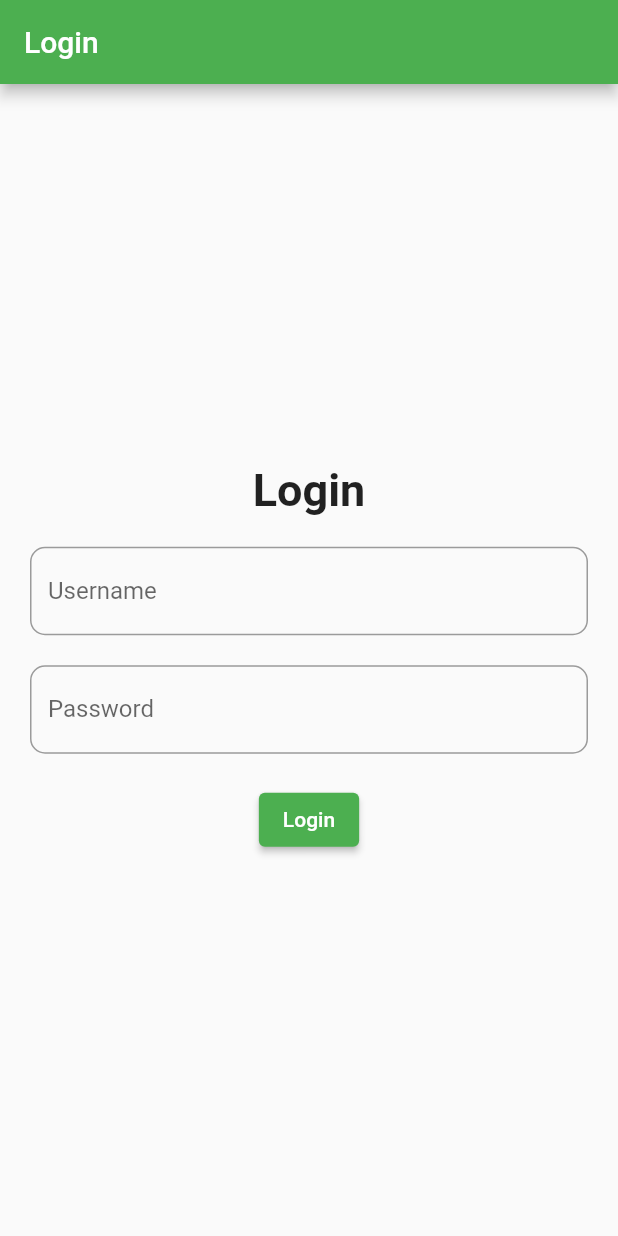
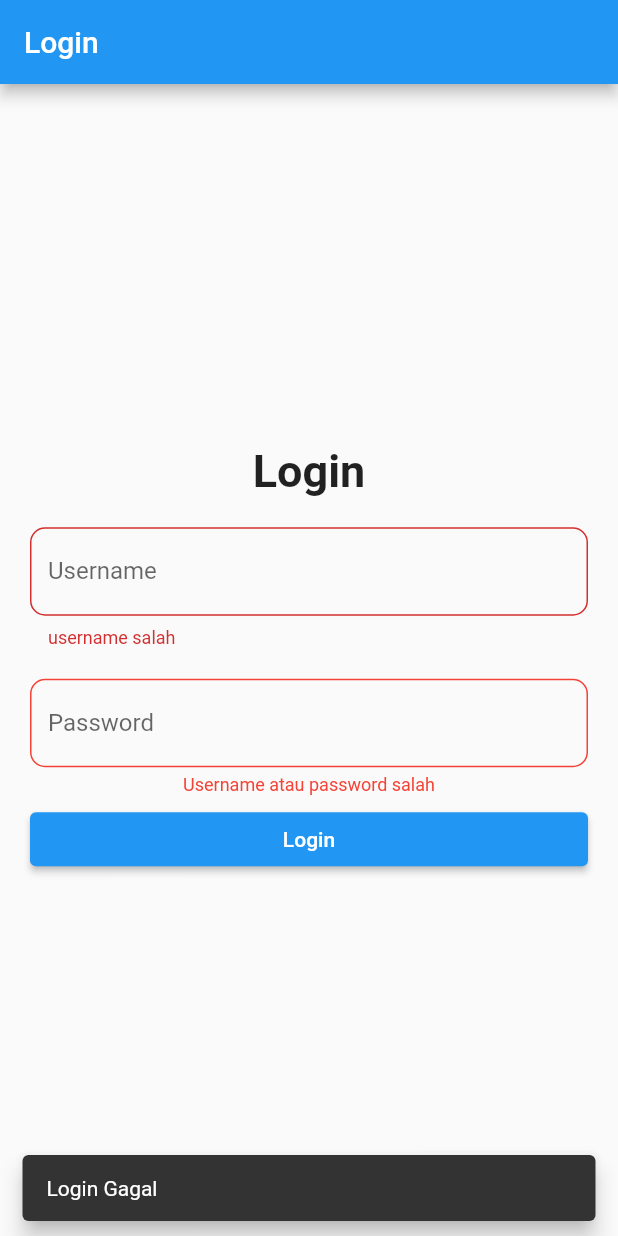
Before and after one commit to Praktikum-TPM-IF-B/NIM_NAMA, a Flutter app: the screen it shows after launch, after a tap on "Login", on a phone screen of 412 x 824 dp. Run offline on Flutter 3.47's test engine with Material 2 defaults, Android fonts, the phone set to English and light mode, and no system bars.

Commit message:
feat: login page pertemuan 3

```diff
--- a/lib/main.dart
+++ b/lib/main.dart
@@ -13,9 +13,7 @@ class MyApp extends StatelessWidget {
   Widget build(BuildContext context) {
     return MaterialApp(
       title: 'Flutter Demo', // judul aplikasi
-      theme: ThemeData(
-        primarySwatch: Colors.green,
-      ),
+      theme: ThemeData(primarySwatch: Colors.blue),
       home: Loginpage(), // panggil class Homepage
     );
   }
--- a/lib/pages/Loginpage.dart
+++ b/lib/pages/Loginpage.dart
@@ -8,6 +8,10 @@ class Loginpage extends StatefulWidget {
 }
 
 class _LoginpageState extends State<Loginpage> {
+  String username = "";
+  String password = "";
+  bool isError = false;
+
   @override
   Widget build(BuildContext context) {
     return Scaffold(
@@ -20,33 +24,103 @@ class _LoginpageState extends State<Loginpage> {
               'Login',
               style: TextStyle(fontSize: 30, fontWeight: FontWeight.bold),
             ),
+            _usernameFields(),
+            _passwordFields(),
             Container(
-              padding: EdgeInsets.all(20),
-              child: TextField(
-                decoration: InputDecoration(
-                    labelText: 'Username',
-                    border: OutlineInputBorder(
-                        borderRadius: BorderRadius.circular(10))),
+              padding: EdgeInsets.fromLTRB(20, 5, 20, 5),
+              child: Text(
+                isError ? "Username atau password salah" : "",
+                style: TextStyle(color: Colors.red, fontSize: 12),
               ),
             ),
-            Container(
-              padding: EdgeInsets.fromLTRB(20, 0, 20, 20),
-              child: TextField(
-                obscureText: true,
-                decoration: InputDecoration(
-                    labelText: 'Password',
-                    border: OutlineInputBorder(
-                        borderRadius: BorderRadius.circular(10))),
-              ),
-            ),
-            ElevatedButton(
-                onPressed: () {
-                  print("login");
-                },
-                child: Text('Login'))
+            _buttonLogin(context),
           ],
         ),
       ),
     );
   }
+
+  Widget _usernameFields() {
+    return Container(
+      padding: EdgeInsets.all(20),
+      child: TextField(
+        onChanged: (value) {
+          setState(() {
+            username = value;
+          });
+
+          print("username: " + username);
+        },
+        decoration: InputDecoration(
+            // menggunakan errorText
+            errorText: isError ? "username salah" : null,
+            labelText: 'Username',
+            border:
+                OutlineInputBorder(borderRadius: BorderRadius.circular(10))),
+      ),
+    );
+  }
+
+  Widget _passwordFields() {
+    return Container(
+      padding: EdgeInsets.symmetric(horizontal: 20),
+      child: TextField(
+        obscureText: true,
+        onChanged: (value) {
+          setState(() {
+            password = value;
+          });
+
+          print("password: " + password);
+        },
+
+        // cara menggunakan enabled Border
+        decoration: InputDecoration(
+            labelText: 'Password',
+            // errorBorder: , styling ketika error
+            // focusedBorder: , styling ketika fokus pada fields
+            // disabledBorder: , styling untuk border ketika fields disable
+            enabledBorder: OutlineInputBorder(
+                borderSide:
+                    BorderSide(color: isError ? Colors.red : Colors.blue),
+                borderRadius: BorderRadius.circular(10)),
+            border:
+                OutlineInputBorder(borderRadius: BorderRadius.circular(10))),
+      ),
+    );
+  }
+
+  Widget _buttonLogin(BuildContext context) {
+    return Container(
+      padding: EdgeInsets.symmetric(horizontal: 20, vertical: 0),
+      width: MediaQuery.of(context).size.width,
+      child: ElevatedButton(
+          onPressed: () {
+            // print("login");
+            print("username: " + username);
+            print("password: " + password);
+
+            String text = "Login Sukses";
+
+            if (username == "flutter123" && password == "password") {
+              setState(() {
+                isError = false;
+              });
+            } else {
+              setState(() {
+                isError = true;
+              });
+              text = "Login Gagal";
+            }
+
+            SnackBar snackBar = SnackBar(
+              behavior: SnackBarBehavior.floating,
+              content: Text(text),
+            );
+
+            ScaffoldMessenger.of(context).showSnackBar(snackBar);
+          },
+          child: Text('Login')),
+    );
+  }
 }
```
